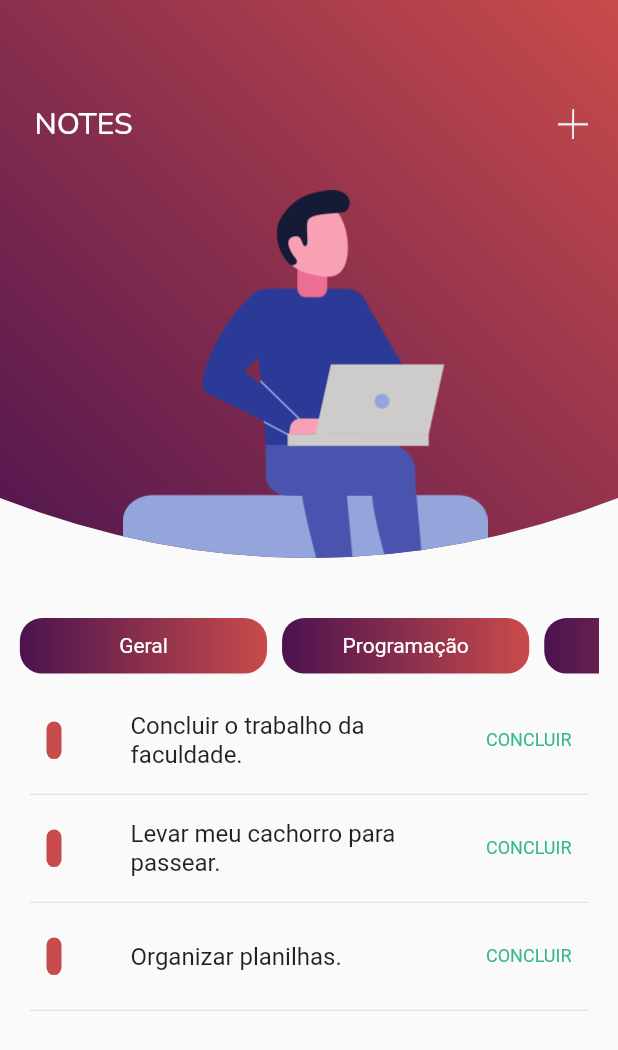
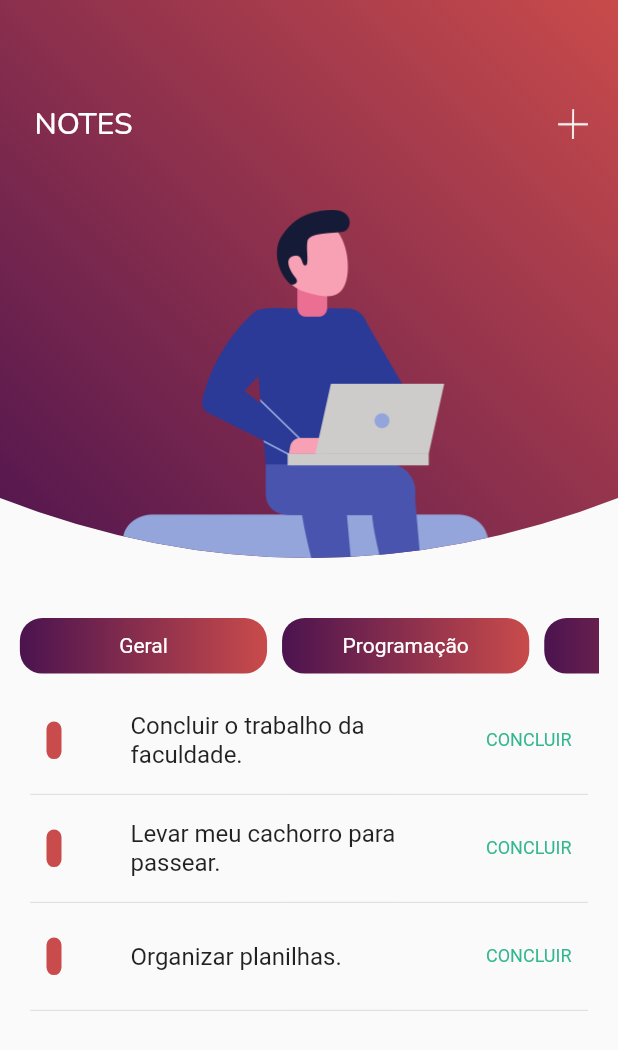
Before and after one commit to gabriel-kohler/app-organizacao-pessoal-e-produtividade, a Flutter app: the screen it shows after launch, on a phone screen of 412 x 824 dp. Shown: the top 1050 px of the screen. Run offline on Flutter 3.47's test engine with Material 2 defaults, Android fonts, the phone set to English and light mode, and no system bars; our stand-ins replace google_fonts; missing offline and left inert: flutter_quill; Roboto replaces fonts that are missing (Poppins).

Commit message:
responsividade corrigida
responsividade corrigida em home_item

```diff
--- a/lib/components/home_item.dart
+++ b/lib/components/home_item.dart
@@ -59,7 +59,7 @@ class HomeItem extends StatelessWidget {
                     ],
                   ),
                 ),
-                const SizedBox(height: 20),
+                SizedBox(height: _size.height * 0.04),
                 Expanded(
                   child: Stack(
                     children: [
```
